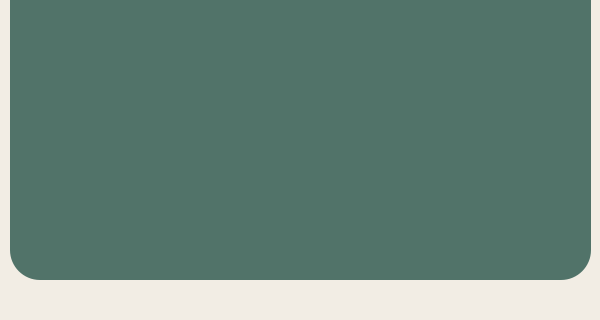
Qt form mainwindow.ui (dietcokechan/Bookshelf-Widget) before a commit; both pictures show x 0 to 600 and y 480 to 800 of the 600 by 800 pixel window.
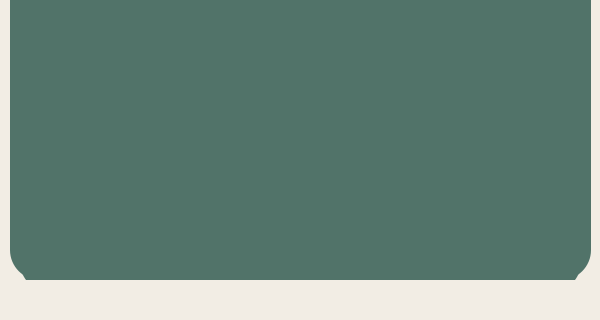
The same form after that commit. Icons and pictures are not drawn.

Patch:
```diff
--- a/mainwindow.ui
+++ b/mainwindow.ui
@@ -54,12 +54,28 @@
        <x>10</x>
        <y>10</y>
        <width>561</width>
-       <height>651</height>
+       <height>673</height>
       </rect>
      </property>
      <layout class="QVBoxLayout" name="verticalLayout">
       <item>
-       <widget class="QTableView" name="tableView"/>
+       <widget class="QTableView" name="tableView">
+        <property name="sizePolicy">
+         <sizepolicy hsizetype="Maximum" vsizetype="Maximum">
+          <horstretch>0</horstretch>
+          <verstretch>0</verstretch>
+         </sizepolicy>
+        </property>
+        <property name="maximumSize">
+         <size>
+          <width>580</width>
+          <height>670</height>
+         </size>
+        </property>
+        <property name="styleSheet">
+         <string notr="true">color: rgb(89, 59, 2);</string>
+        </property>
+       </widget>
       </item>
      </layout>
     </widget>
```
